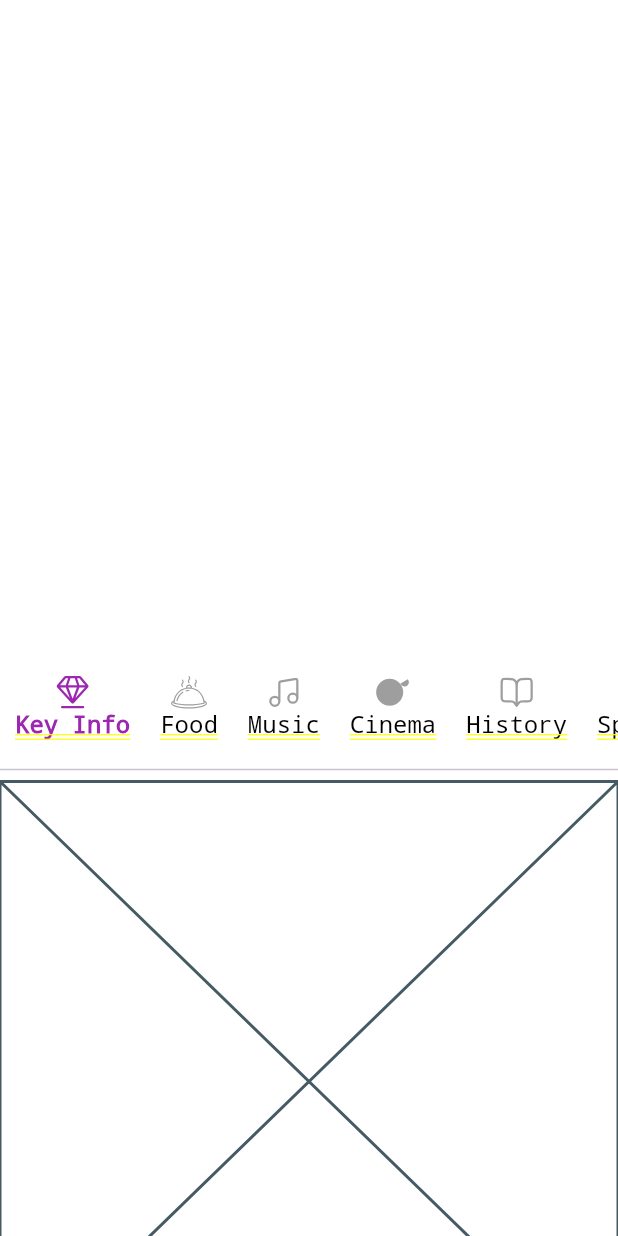
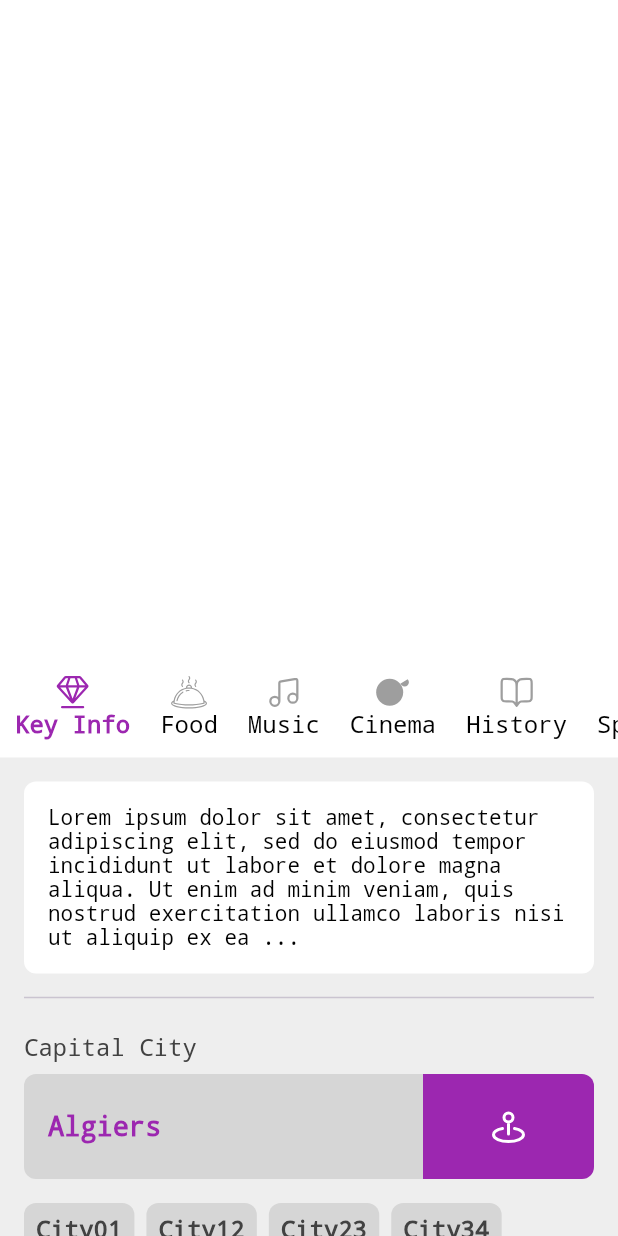
Before and after one commit to THA-Culterra/flutter-app, a Flutter app: the screen it shows after launch, on a phone screen of 412 x 824 dp. Run offline on Flutter 3.47's test engine with Material 3 defaults, Android fonts, the phone set to English and light mode, and no system bars; our stand-ins replace flutter_svg; missing offline and left inert: countries_world_map.

Commit message:
added key info content

```diff
--- a/lib/screens/Country/presentation/country_sheet.dart
+++ b/lib/screens/Country/presentation/country_sheet.dart
@@ -61,6 +61,7 @@ class _CountrySheetState extends State<CountrySheet> {
                                       Text(
                                         category.displayName,
                                         style: TextStyle(
+                                          decoration: TextDecoration.none,
                                           fontSize: 16,
                                           fontWeight:
                                               selectedCategory == category
@@ -80,9 +81,7 @@ class _CountrySheetState extends State<CountrySheet> {
                       ),
                     ),
 
-                    Divider(),
-                    // Content Area
-                    Flexible(child: selectedCategory.content),
+                    Flexible(child: selectedCategory.content)
                   ],
               ),
           );
--- a/lib/screens/Country/presentation/features/key_info.dart
+++ b/lib/screens/Country/presentation/features/key_info.dart
@@ -1,10 +1,180 @@
 import 'package:flutter/material.dart';
+import 'package:flutter_svg/flutter_svg.dart';
 
 class KeyInfoScreen extends StatelessWidget {
   const KeyInfoScreen({super.key});
 
   @override
   Widget build(BuildContext context) {
-    return const Placeholder();
+    return Container(
+      color: Colors.grey[200],
+      child: Padding(
+        padding: const EdgeInsets.all(16),
+        child: Column(
+          spacing: 16,
+          crossAxisAlignment: CrossAxisAlignment.start,
+          children: [
+            description(),
+
+            capitalItem("Algiers"),
+
+            Wrap(
+              spacing: 8,
+              runSpacing: 8,
+              children: List.generate(10, (index) => city("City$index${index+1}")),
+            ),
+
+            labelResponse("Official Language(s)", "Arabic, Amazigh"),
+
+            labelResponse("Currency", "Algerian dinar"),
+
+            labelResponse("Major Religions", "Islam"),
+
+            labelResponse("Dial Code", "+213")
+          ],
+        ),
+      ),
+    );
+  }
+
+  Column labelResponse(String label, String response) {
+    return Column(
+            crossAxisAlignment: CrossAxisAlignment.start,
+            children: [
+              Text(
+                label,
+                style: TextStyle(
+                  fontSize: 15,
+                  color: Colors.grey[700],
+                  fontWeight: FontWeight.w700,
+                  decoration: TextDecoration.none,
+                ),
+              ),
+              Text(
+                response,
+                style: TextStyle(
+                  fontSize: 16,
+                  color: Colors.black,
+                  fontWeight: FontWeight.w500,
+                  decoration: TextDecoration.none,
+                ),
+              ),
+              ]
+          );
+  }
+
+  Container city(String name) {
+    return Container(
+            decoration: BoxDecoration(
+              color: Colors.grey[350],
+              borderRadius: BorderRadius.all(Radius.circular(8)),
+            ),
+            child: Padding(
+                padding: EdgeInsets.all(8),
+                child: Text(
+                  name,
+                  style: TextStyle(
+                    fontSize: 16,
+                    color: Colors.grey[800],
+                    fontWeight: FontWeight.w700,
+                    decoration: TextDecoration.none,
+                  ),
+                ),
+            ),
+          );
+  }
+
+  Column capitalItem(String capital) {
+    return Column(
+            crossAxisAlignment: CrossAxisAlignment.start,
+            children: [
+              Text(
+                "Capital City",
+                style: TextStyle(
+                  fontSize: 16,
+                  color: Colors.grey[800],
+                  fontWeight: FontWeight.w500,
+                  decoration: TextDecoration.none,
+                ),
+              ),
+
+              SizedBox(height: 8),
+              Row(
+                children: [
+                  Expanded(
+                    flex: 7, // 70% of the Row
+                    child: Container(
+                      height: 70,
+                      decoration: BoxDecoration(
+                        color: Colors.grey[350],
+                        borderRadius: BorderRadius.horizontal(left: Radius.circular(8)),
+                      ),
+                      alignment: Alignment.centerLeft, // Center vertically, align left
+                      padding: EdgeInsets.only(left: 16), // Add left padding
+                      child: Text(
+                        capital,
+                        style: TextStyle(
+                          fontSize: 18,
+                          color: Colors.purple,
+                          fontWeight: FontWeight.w700,
+                          decoration: TextDecoration.none,
+                        ),
+                      ),
+                    ),
+                  ),
+                  Expanded(
+                    flex: 3, // 30% of the Row
+                    child: Container(
+                      decoration: BoxDecoration(
+                        color: Colors.purple,
+                        borderRadius: BorderRadius.horizontal(right: Radius.circular(8)),
+                      ),
+                      height: 70,
+                      child: Center(
+                        child: SvgPicture.asset(
+                          "lib/core/assets/pin.svg",
+                          width: 24,
+                          height: 24,
+                          colorFilter: ColorFilter.mode(
+                            Colors.white,
+                            BlendMode.srcIn,
+                          ),
+                        ),
+                      ),
+                    ),
+                  ),
+                ],
+              ),
+            ],
+          );
+  }
+
+  Column description() {
+    return Column(
+      spacing: 8,
+      crossAxisAlignment: CrossAxisAlignment.start,
+      children: [
+        Container(
+          decoration: BoxDecoration(
+            color: Colors.white,
+            borderRadius: BorderRadius.all(Radius.circular(8)),
+          ),
+          child: Padding(
+            padding: const EdgeInsets.all(16.0),
+            child: Text(
+              "Lorem ipsum dolor sit amet, consectetur adipiscing elit, sed do eiusmod tempor incididunt ut labore et dolore magna aliqua. Ut enim ad minim veniam, quis nostrud exercitation ullamco laboris nisi ut aliquip ex ea ...",
+              style: TextStyle(
+                fontSize: 14,
+                color: Colors.black,
+                fontWeight: FontWeight.w400,
+                decoration: TextDecoration.none,
+              ),
+            ),
+          ),
+        ),
+
+        Divider(),
+      ],
+    );
   }
 }
```
